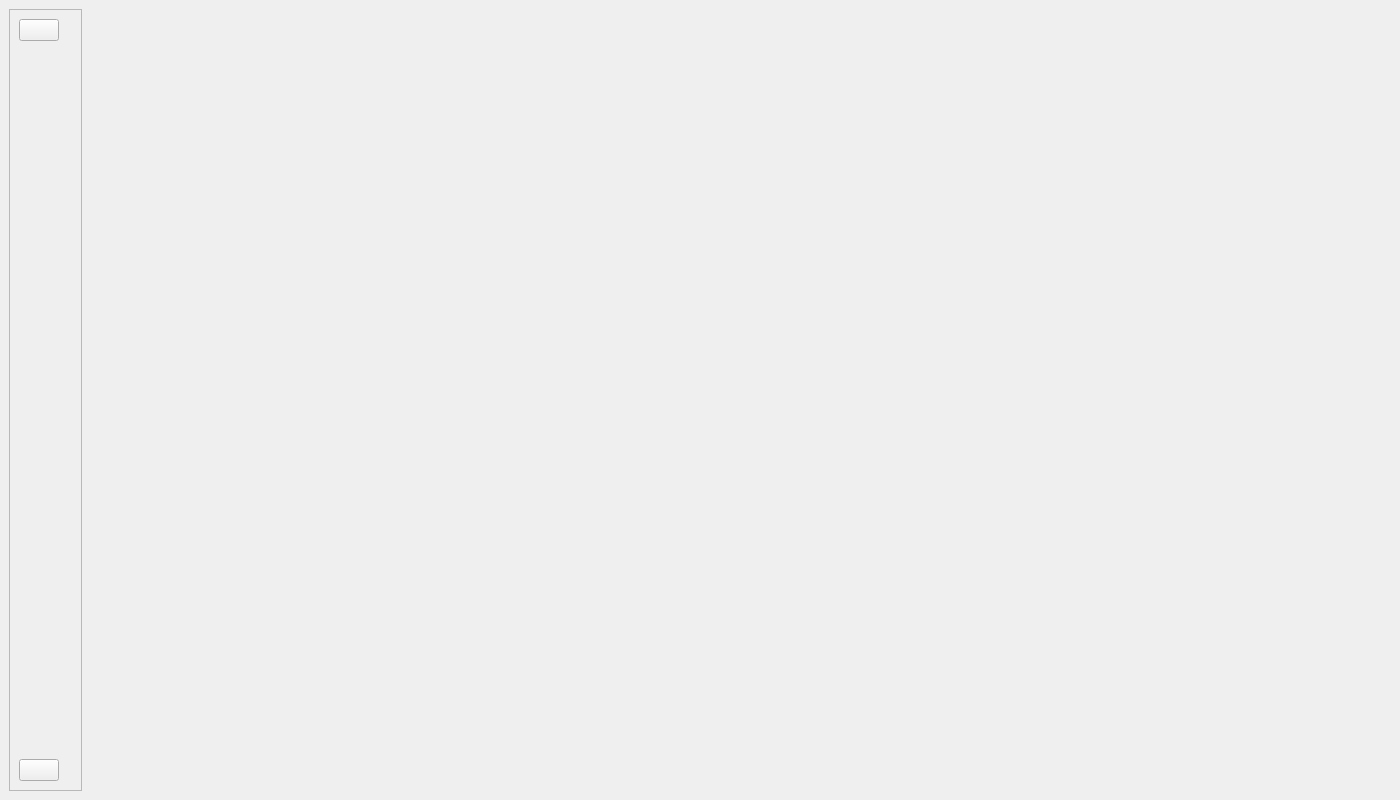
Above: ui/main_window.ui from amgad165/desktop_app before the change. Below: the same form after it.
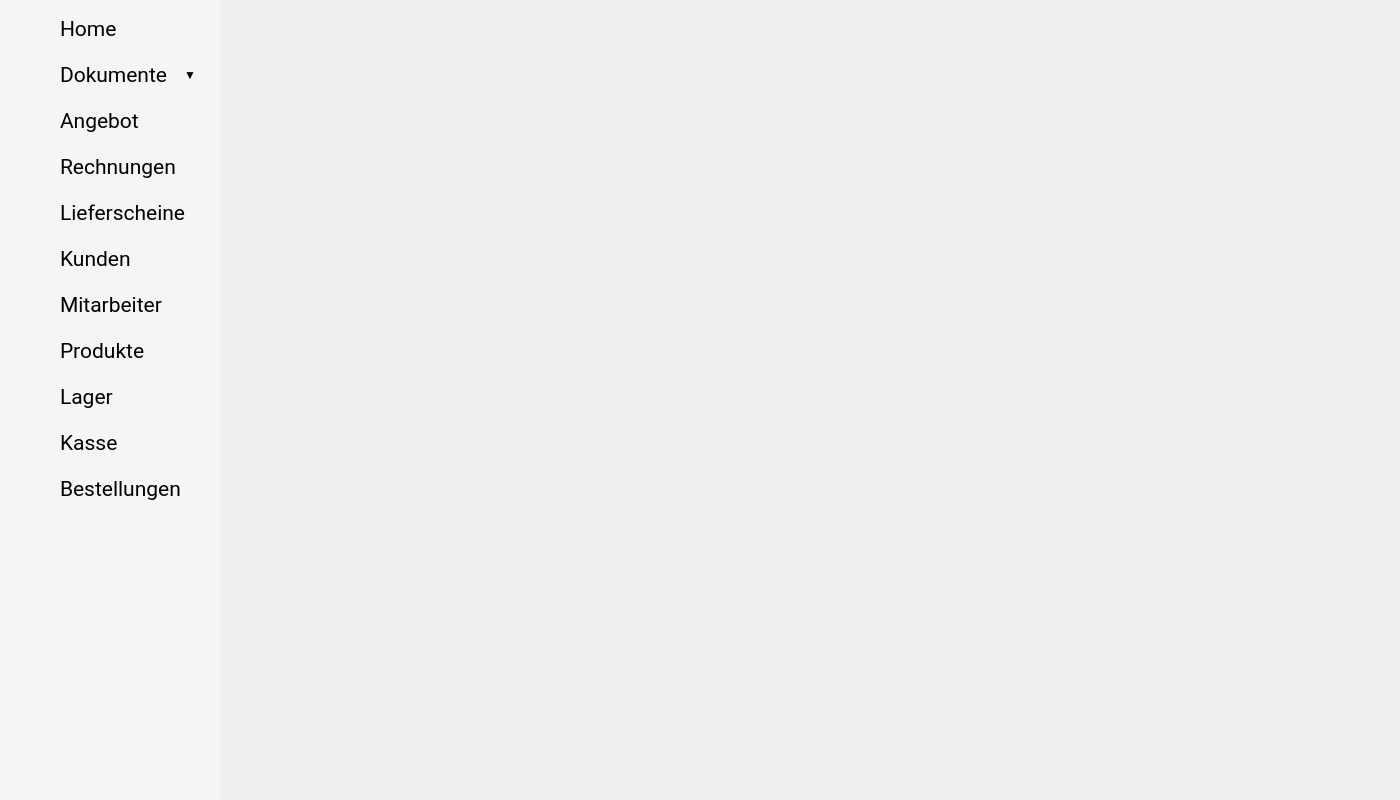
That is the form after the change. Icons and pictures are not drawn.

What changed in the file:
```diff
--- a/ui/main_window.ui
+++ b/ui/main_window.ui
@@ -15,45 +15,765 @@
   </property>
   <widget class="QWidget" name="centralwidget">
    <layout class="QHBoxLayout" name="horizontalLayout">
+    <property name="spacing">
+     <number>0</number>
+    </property>
+    <property name="leftMargin">
+     <number>0</number>
+    </property>
+    <property name="topMargin">
+     <number>0</number>
+    </property>
+    <property name="rightMargin">
+     <number>0</number>
+    </property>
+    <property name="bottomMargin">
+     <number>0</number>
+    </property>
     <item>
      <widget class="QFrame" name="sidebar">
-      <property name="frameShape">
-       <enum>QFrame::StyledPanel</enum>
+      <property name="minimumWidth">
+       <number>280</number>
       </property>
-      <property name="frameShadow">
-       <enum>QFrame::Raised</enum>
+      <property name="maximumWidth">
+       <number>280</number>
       </property>
-      <property name="fixedWidth" stdset="0">
-       <number>150</number>
+      <property name="styleSheet">
+       <string notr="true">background-color: #f5f5f5;</string>
       </property>
       <layout class="QVBoxLayout" name="verticalLayout">
+       <property name="spacing">
+        <number>4</number>
+       </property>
+       <property name="leftMargin">
+        <number>8</number>
+       </property>
+       <property name="topMargin">
+        <number>8</number>
+       </property>
+       <property name="rightMargin">
+        <number>8</number>
+       </property>
+       <property name="bottomMargin">
+        <number>8</number>
+       </property>
        <item>
-        <layout class="QHBoxLayout" name="homeLayout">
-         <item alignment="Qt::AlignHCenter">
-          <widget class="QPushButton" name="homeIconButton">
-           <property name="icon">
-            <iconset>
-             <normaloff>resources/icons/home.png</normaloff>resources/icons/home.png</iconset>
-           </property>
-           <property name="fixedSize" stdset="0">
-            <size>
-             <width>20</width>
-             <height>20</height>
-            </size>
-           </property>
-          </widget>
-         </item>
-         <item alignment="Qt::AlignHCenter">
-          <widget class="QLabel" name="homeLabel">
-           <property name="fixedHeight" stdset="0">
-            <number>50</number>
-           </property>
-          </widget>
-         </item>
-        </layout>
+        <widget class="QFrame" name="homeContainer">
+         <property name="minimumHeight">
+          <number>48</number>
+         </property>
+         <property name="maximumHeight">
+          <number>48</number>
+         </property>
+         <layout class="QHBoxLayout" name="homeLayout">
+          <property name="spacing">
+           <number>12</number>
+          </property>
+          <property name="leftMargin">
+           <number>16</number>
+          </property>
+          <property name="topMargin">
+           <number>8</number>
+          </property>
+          <property name="rightMargin">
+           <number>16</number>
+          </property>
+          <property name="bottomMargin">
+           <number>8</number>
+          </property>
+          <item>
+           <widget class="QLabel" name="homeIcon">
+            <property name="minimumSize">
+             <size>
+              <width>24</width>
+              <height>24</height>
+             </size>
+            </property>
+            <property name="maximumSize">
+             <size>
+              <width>24</width>
+              <height>24</height>
+             </size>
+            </property>
+            <property name="pixmap">
+             <pixmap>resources/icons/home.png</pixmap>
+            </property>
+            <property name="scaledContents">
+             <bool>true</bool>
+            </property>
+           </widget>
+          </item>
+          <item>
+           <widget class="QLabel" name="homeText">
+            <property name="text">
+             <string>Home</string>
+            </property>
+            <property name="font">
+             <font>
+              <family>Roboto</family>
+              <pointsize>16</pointsize>
+              <weight>50</weight>
+             </font>
+            </property>
+           </widget>
+          </item>
+         </layout>
+        </widget>
        </item>
        <item>
-        <spacer name="spacerItem1">
+        <widget class="QFrame" name="documentsContainer">
+         <property name="minimumHeight">
+          <number>48</number>
+         </property>
+         <property name="maximumHeight">
+          <number>48</number>
+         </property>
+         <layout class="QHBoxLayout" name="documentsLayout">
+          <property name="spacing">
+           <number>12</number>
+          </property>
+          <property name="leftMargin">
+           <number>16</number>
+          </property>
+          <property name="topMargin">
+           <number>8</number>
+          </property>
+          <property name="rightMargin">
+           <number>16</number>
+          </property>
+          <property name="bottomMargin">
+           <number>8</number>
+          </property>
+          <item>
+           <widget class="QLabel" name="documentsIcon">
+            <property name="minimumSize">
+             <size>
+              <width>24</width>
+              <height>24</height>
+             </size>
+            </property>
+            <property name="maximumSize">
+             <size>
+              <width>24</width>
+              <height>24</height>
+             </size>
+            </property>
+            <property name="pixmap">
+             <pixmap>resources/icons/documents.png</pixmap>
+            </property>
+            <property name="scaledContents">
+             <bool>true</bool>
+            </property>
+           </widget>
+          </item>
+          <item>
+           <widget class="QLabel" name="documentsText">
+            <property name="text">
+             <string>Dokumente</string>
+            </property>
+            <property name="font">
+             <font>
+              <family>Roboto</family>
+              <pointsize>16</pointsize>
+              <weight>50</weight>
+             </font>
+            </property>
+           </widget>
+          </item>
+          <item>
+           <widget class="QLabel" name="documentsArrow">
+            <property name="minimumSize">
+             <size>
+              <width>16</width>
+              <height>16</height>
+             </size>
+            </property>
+            <property name="maximumSize">
+             <size>
+              <width>16</width>
+              <height>16</height>
+             </size>
+            </property>
+            <property name="text">
+             <string>▼</string>
+            </property>
+            <property name="alignment">
+             <set>Qt::AlignRight|Qt::AlignTrailing|Qt::AlignVCenter</set>
+            </property>
+           </widget>
+          </item>
+         </layout>
+        </widget>
+       </item>
+       <item>
+        <widget class="QFrame" name="offerContainer">
+         <property name="minimumHeight">
+          <number>48</number>
+         </property>
+         <property name="maximumHeight">
+          <number>48</number>
+         </property>
+         <layout class="QHBoxLayout" name="offerLayout">
+          <property name="spacing">
+           <number>12</number>
+          </property>
+          <property name="leftMargin">
+           <number>16</number>
+          </property>
+          <property name="topMargin">
+           <number>8</number>
+          </property>
+          <property name="rightMargin">
+           <number>16</number>
+          </property>
+          <property name="bottomMargin">
+           <number>8</number>
+          </property>
+          <item>
+           <widget class="QLabel" name="offerIcon">
+            <property name="minimumSize">
+             <size>
+              <width>24</width>
+              <height>24</height>
+             </size>
+            </property>
+            <property name="maximumSize">
+             <size>
+              <width>24</width>
+              <height>24</height>
+             </size>
+            </property>
+            <property name="pixmap">
+             <pixmap>resources/icons/tag.png</pixmap>
+            </property>
+            <property name="scaledContents">
+             <bool>true</bool>
+            </property>
+           </widget>
+          </item>
+          <item>
+           <widget class="QLabel" name="offerText">
+            <property name="text">
+             <string>Angebot</string>
+            </property>
+            <property name="font">
+             <font>
+              <family>Roboto</family>
+              <pointsize>16</pointsize>
+              <weight>50</weight>
+             </font>
+            </property>
+           </widget>
+          </item>
+         </layout>
+        </widget>
+       </item>
+       <item>
+        <widget class="QFrame" name="invoicesContainer">
+         <property name="minimumHeight">
+          <number>48</number>
+         </property>
+         <property name="maximumHeight">
+          <number>48</number>
+         </property>
+         <layout class="QHBoxLayout" name="invoicesLayout">
+          <property name="spacing">
+           <number>12</number>
+          </property>
+          <property name="leftMargin">
+           <number>16</number>
+          </property>
+          <property name="topMargin">
+           <number>8</number>
+          </property>
+          <property name="rightMargin">
+           <number>16</number>
+          </property>
+          <property name="bottomMargin">
+           <number>8</number>
+          </property>
+          <item>
+           <widget class="QLabel" name="invoicesIcon">
+            <property name="minimumSize">
+             <size>
+              <width>24</width>
+              <height>24</height>
+             </size>
+            </property>
+            <property name="maximumSize">
+             <size>
+              <width>24</width>
+              <height>24</height>
+             </size>
+            </property>
+            <property name="pixmap">
+             <pixmap>resources/icons/tag.png</pixmap>
+            </property>
+            <property name="scaledContents">
+             <bool>true</bool>
+            </property>
+           </widget>
+          </item>
+          <item>
+           <widget class="QLabel" name="invoicesText">
+            <property name="text">
+             <string>Rechnungen</string>
+            </property>
+            <property name="font">
+             <font>
+              <family>Roboto</family>
+              <pointsize>16</pointsize>
+              <weight>50</weight>
+             </font>
+            </property>
+           </widget>
+          </item>
+         </layout>
+        </widget>
+       </item>
+       <item>
+        <widget class="QFrame" name="deliveryContainer">
+         <property name="minimumHeight">
+          <number>48</number>
+         </property>
+         <property name="maximumHeight">
+          <number>48</number>
+         </property>
+         <layout class="QHBoxLayout" name="deliveryLayout">
+          <property name="spacing">
+           <number>12</number>
+          </property>
+          <property name="leftMargin">
+           <number>16</number>
+          </property>
+          <property name="topMargin">
+           <number>8</number>
+          </property>
+          <property name="rightMargin">
+           <number>16</number>
+          </property>
+          <property name="bottomMargin">
+           <number>8</number>
+          </property>
+          <item>
+           <widget class="QLabel" name="deliveryIcon">
+            <property name="minimumSize">
+             <size>
+              <width>24</width>
+              <height>24</height>
+             </size>
+            </property>
+            <property name="maximumSize">
+             <size>
+              <width>24</width>
+              <height>24</height>
+             </size>
+            </property>
+            <property name="pixmap">
+             <pixmap>resources/icons/tag.png</pixmap>
+            </property>
+            <property name="scaledContents">
+             <bool>true</bool>
+            </property>
+           </widget>
+          </item>
+          <item>
+           <widget class="QLabel" name="deliveryText">
+            <property name="text">
+             <string>Lieferscheine</string>
+            </property>
+            <property name="font">
+             <font>
+              <family>Roboto</family>
+              <pointsize>16</pointsize>
+              <weight>50</weight>
+             </font>
+            </property>
+           </widget>
+          </item>
+         </layout>
+        </widget>
+       </item>
+       <item>
+        <widget class="QFrame" name="customersContainer">
+         <property name="minimumHeight">
+          <number>48</number>
+         </property>
+         <property name="maximumHeight">
+          <number>48</number>
+         </property>
+         <layout class="QHBoxLayout" name="customersLayout">
+          <property name="spacing">
+           <number>12</number>
+          </property>
+          <property name="leftMargin">
+           <number>16</number>
+          </property>
+          <property name="topMargin">
+           <number>8</number>
+          </property>
+          <property name="rightMargin">
+           <number>16</number>
+          </property>
+          <property name="bottomMargin">
+           <number>8</number>
+          </property>
+          <item>
+           <widget class="QLabel" name="customersIcon">
+            <property name="minimumSize">
+             <size>
+              <width>24</width>
+              <height>24</height>
+             </size>
+            </property>
+            <property name="maximumSize">
+             <size>
+              <width>24</width>
+              <height>24</height>
+             </size>
+            </property>
+            <property name="pixmap">
+             <pixmap>resources/icons/users.png</pixmap>
+            </property>
+            <property name="scaledContents">
+             <bool>true</bool>
+            </property>
+           </widget>
+          </item>
+          <item>
+           <widget class="QLabel" name="customersText">
+            <property name="text">
+             <string>Kunden</string>
+            </property>
+            <property name="font">
+             <font>
+              <family>Roboto</family>
+              <pointsize>16</pointsize>
+              <weight>50</weight>
+             </font>
+            </property>
+           </widget>
+          </item>
+         </layout>
+        </widget>
+       </item>
+       <item>
+        <widget class="QFrame" name="employeesContainer">
+         <property name="minimumHeight">
+          <number>48</number>
+         </property>
+         <property name="maximumHeight">
+          <number>48</number>
+         </property>
+         <layout class="QHBoxLayout" name="employeesLayout">
+          <property name="spacing">
+           <number>12</number>
+          </property>
+          <property name="leftMargin">
+           <number>16</number>
+          </property>
+          <property name="topMargin">
+           <number>8</number>
+          </property>
+          <property name="rightMargin">
+           <number>16</number>
+          </property>
+          <property name="bottomMargin">
+           <number>8</number>
+          </property>
+          <item>
+           <widget class="QLabel" name="employeesIcon">
+            <property name="minimumSize">
+             <size>
+              <width>24</width>
+              <height>24</height>
+             </size>
+            </property>
+            <property name="maximumSize">
+             <size>
+              <width>24</width>
+              <height>24</height>
+             </size>
+            </property>
+            <property name="pixmap">
+             <pixmap>resources/icons/id-card.png</pixmap>
+            </property>
+            <property name="scaledContents">
+             <bool>true</bool>
+            </property>
+           </widget>
+          </item>
+          <item>
+           <widget class="QLabel" name="employeesText">
+            <property name="text">
+             <string>Mitarbeiter</string>
+            </property>
+            <property name="font">
+             <font>
+              <family>Roboto</family>
+              <pointsize>16</pointsize>
+              <weight>50</weight>
+             </font>
+            </property>
+           </widget>
+          </item>
+         </layout>
+        </widget>
+       </item>
+       <item>
+        <widget class="QFrame" name="productsContainer">
+         <property name="minimumHeight">
+          <number>48</number>
+         </property>
+         <property name="maximumHeight">
+          <number>48</number>
+         </property>
+         <layout class="QHBoxLayout" name="productsLayout">
+          <property name="spacing">
+           <number>12</number>
+          </property>
+          <property name="leftMargin">
+           <number>16</number>
+          </property>
+          <property name="topMargin">
+           <number>8</number>
+          </property>
+          <property name="rightMargin">
+           <number>16</number>
+          </property>
+          <property name="bottomMargin">
+           <number>8</number>
+          </property>
+          <item>
+           <widget class="QLabel" name="productsIcon">
+            <property name="minimumSize">
+             <size>
+              <width>24</width>
+              <height>24</height>
+             </size>
+            </property>
+            <property name="maximumSize">
+             <size>
+              <width>24</width>
+              <height>24</height>
+             </size>
+            </property>
+            <property name="pixmap">
+             <pixmap>resources/icons/shopping-bag.png</pixmap>
+            </property>
+            <property name="scaledContents">
+             <bool>true</bool>
+            </property>
+           </widget>
+          </item>
+          <item>
+           <widget class="QLabel" name="productsText">
+            <property name="text">
+             <string>Produkte</string>
+            </property>
+            <property name="font">
+             <font>
+              <family>Roboto</family>
+              <pointsize>16</pointsize>
+              <weight>50</weight>
+             </font>
+            </property>
+           </widget>
+          </item>
+         </layout>
+        </widget>
+       </item>
+       <item>
+        <widget class="QFrame" name="warehouseContainer">
+         <property name="minimumHeight">
+          <number>48</number>
+         </property>
+         <property name="maximumHeight">
+          <number>48</number>
+         </property>
+         <layout class="QHBoxLayout" name="warehouseLayout">
+          <property name="spacing">
+           <number>12</number>
+          </property>
+          <property name="leftMargin">
+           <number>16</number>
+          </property>
+          <property name="topMargin">
+           <number>8</number>
+          </property>
+          <property name="rightMargin">
+           <number>16</number>
+          </property>
+          <property name="bottomMargin">
+           <number>8</number>
+          </property>
+          <item>
+           <widget class="QLabel" name="warehouseIcon">
+            <property name="minimumSize">
+             <size>
+              <width>24</width>
+              <height>24</height>
+             </size>
+            </property>
+            <property name="maximumSize">
+             <size>
+              <width>24</width>
+              <height>24</height>
+             </size>
+            </property>
+            <property name="pixmap">
+             <pixmap>resources/icons/warehouse.png</pixmap>
+            </property>
+            <property name="scaledContents">
+             <bool>true</bool>
+            </property>
+           </widget>
+          </item>
+          <item>
+           <widget class="QLabel" name="warehouseText">
+            <property name="text">
+             <string>Lager</string>
+            </property>
+            <property name="font">
+             <font>
+              <family>Roboto</family>
+              <pointsize>16</pointsize>
+              <weight>50</weight>
+             </font>
+            </property>
+           </widget>
+          </item>
+         </layout>
+        </widget>
+       </item>
+       <item>
+        <widget class="QFrame" name="cashierContainer">
+         <property name="minimumHeight">
+          <number>48</number>
+         </property>
+         <property name="maximumHeight">
+          <number>48</number>
+         </property>
+         <layout class="QHBoxLayout" name="cashierLayout">
+          <property name="spacing">
+           <number>12</number>
+          </property>
+          <property name="leftMargin">
+           <number>16</number>
+          </property>
+          <property name="topMargin">
+           <number>8</number>
+          </property>
+          <property name="rightMargin">
+           <number>16</number>
+          </property>
+          <property name="bottomMargin">
+           <number>8</number>
+          </property>
+          <item>
+           <widget class="QLabel" name="cashierIcon">
+            <property name="minimumSize">
+             <size>
+              <width>24</width>
+              <height>24</height>
+             </size>
+            </property>
+            <property name="maximumSize">
+             <size>
+              <width>24</width>
+              <height>24</height>
+             </size>
+            </property>
+            <property name="pixmap">
+             <pixmap>resources/icons/euro.png</pixmap>
+            </property>
+            <property name="scaledContents">
+             <bool>true</bool>
+            </property>
+           </widget>
+          </item>
+          <item>
+           <widget class="QLabel" name="cashierText">
+            <property name="text">
+             <string>Kasse</string>
+            </property>
+            <property name="font">
+             <font>
+              <family>Roboto</family>
+              <pointsize>16</pointsize>
+              <weight>50</weight>
+             </font>
+            </property>
+           </widget>
+          </item>
+         </layout>
+        </widget>
+       </item>
+       <item>
+        <widget class="QFrame" name="ordersContainer">
+         <property name="minimumHeight">
+          <number>48</number>
+         </property>
+         <property name="maximumHeight">
+          <number>48</number>
+         </property>
+         <layout class="QHBoxLayout" name="ordersLayout">
+          <property name="spacing">
+           <number>12</number>
+          </property>
+          <property name="leftMargin">
+           <number>16</number>
+          </property>
+          <property name="topMargin">
+           <number>8</number>
+          </property>
+          <property name="rightMargin">
+           <number>16</number>
+          </property>
+          <property name="bottomMargin">
+           <number>8</number>
+          </property>
+          <item>
+           <widget class="QLabel" name="ordersIcon">
+            <property name="minimumSize">
+             <size>
+              <width>24</width>
+              <height>24</height>
+             </size>
+            </property>
+            <property name="maximumSize">
+             <size>
+              <width>24</width>
+              <height>24</height>
+             </size>
+            </property>
+            <property name="pixmap">
+             <pixmap>resources/icons/receipt.png</pixmap>
+            </property>
+            <property name="scaledContents">
+             <bool>true</bool>
+            </property>
+           </widget>
+          </item>
+          <item>
+           <widget class="QLabel" name="ordersText">
+            <property name="text">
+             <string>Bestellungen</string>
+            </property>
+            <property name="font">
+             <font>
+              <family>Roboto</family>
+              <pointsize>16</pointsize>
+              <weight>50</weight>
+             </font>
+            </property>
+           </widget>
+          </item>
+         </layout>
+        </widget>
+       </item>
+       <item>
+        <spacer name="verticalSpacer">
          <property name="orientation">
           <enum>Qt::Vertical</enum>
          </property>
@@ -65,31 +785,6 @@
          </property>
         </spacer>
        </item>
-       <item>
-        <layout class="QHBoxLayout" name="createBillLayout">
-         <item alignment="Qt::AlignHCenter">
-          <widget class="QPushButton" name="createBillIconButton">
-           <property name="icon">
-            <iconset>
-             <normaloff>resources/icons/home.png</normaloff>resources/icons/home.png</iconset>
-           </property>
-           <property name="fixedSize" stdset="0">
-            <size>
-             <width>20</width>
-             <height>20</height>
-            </size>
-           </property>
-          </widget>
-         </item>
-         <item alignment="Qt::AlignHCenter">
-          <widget class="QLabel" name="createBillLabel">
-           <property name="fixedHeight" stdset="0">
-            <number>50</number>
-           </property>
-          </widget>
-         </item>
-        </layout>
-       </item>
       </layout>
      </widget>
     </item>
```
